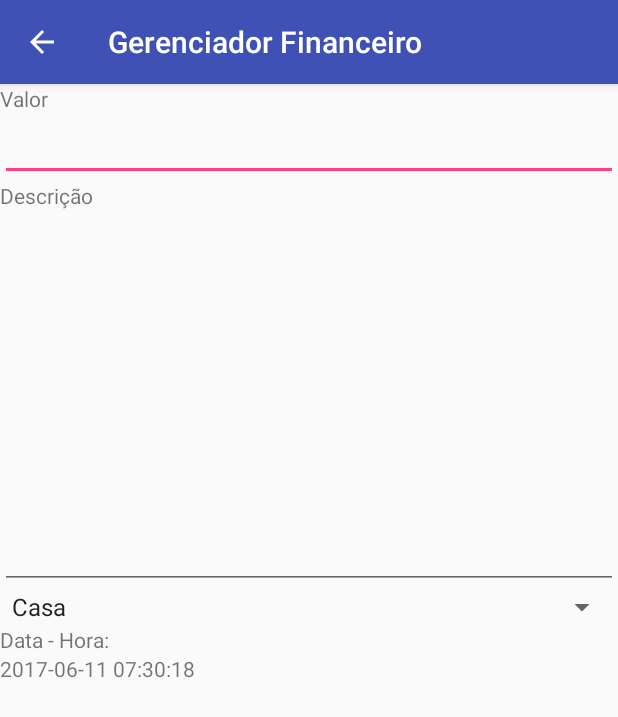
After one commit to ValdiJr/gerenciadorFinanceiro, an Android app: the AddEntryActivity screen opened directly, with no data from a screen before it, on a phone screen of 412 x 824 dp. The commit adds this screen. Shown: the top 717 px of the screen. Run offline under Robolectric (Android 15) with nearby library versions, the phone set to English and light mode, and no system bars.

Commit message:
Testa funções (write, selectAll) da Classe Utils, Cria tela AddEntry

```diff
--- /dev/null
+++ b/app/src/main/java/com/smartcase/vfnj_jbsn/gerenciadorfinanceiro/AddEntryActivity.java
@@ -0,0 +1,41 @@
+package com.smartcase.vfnj_jbsn.gerenciadorfinanceiro;
+
+import android.os.Build;
+import android.support.annotation.RequiresApi;
+import android.support.v7.app.ActionBar;
+import android.support.v7.app.AppCompatActivity;
+import android.os.Bundle;
+import android.widget.ArrayAdapter;
+import android.widget.Spinner;
+import android.widget.TextView;
+
+import com.smartcase.vfnj_jbsn.gerenciadorfinanceiro.data.ManagerDbUtils;
+
+import java.util.Date;
+
+public class AddEntryActivity extends AppCompatActivity {
+
+    @RequiresApi(api = Build.VERSION_CODES.N)
+    @Override
+    protected void onCreate(Bundle savedInstanceState) {
+        super.onCreate(savedInstanceState);
+        setContentView(R.layout.add_entry_activity);
+        // Get a support ActionBar corresponding to this toolbar
+        ActionBar ab = getSupportActionBar();
+
+        // Enable the Up button
+        ab.setDisplayHomeAsUpEnabled(true);
+
+        Spinner spinner = (Spinner) findViewById(R.id.spinnerCategory);
+// Create an ArrayAdapter using the string array and a default spinner layout
+        ArrayAdapter<CharSequence> adapter = ArrayAdapter.createFromResource(this,
+                R.array.planets_array, android.R.layout.simple_spinner_item);
+// Specify the layout to use when the list of choices appears
+        adapter.setDropDownViewResource(android.R.layout.simple_spinner_dropdown_item);
+// Apply the adapter to the spinner
+        spinner.setAdapter(adapter);
+
+        TextView dateView = (TextView)  findViewById(R.id.dateEntry);
+        dateView.setText(ManagerDbUtils.convertDate(new Date()));
+    }
+}
--- a/app/src/main/java/com/smartcase/vfnj_jbsn/gerenciadorfinanceiro/AddEntryFragment.java
+++ b/app/src/main/java/com/smartcase/vfnj_jbsn/gerenciadorfinanceiro/DayGraficActivity.java
@@ -19,9 +19,9 @@ import java.util.List;
 /**
  * A placeholder fragment containing a simple view.
  */
-public class AddEntryFragment extends Fragment {
+public class DayGraficActivity extends Fragment {
 
-    public AddEntryFragment() {
+    public DayGraficActivity() {
     }
 
     @Override
--- a/app/src/main/java/com/smartcase/vfnj_jbsn/gerenciadorfinanceiro/data/ManagerDbHelper.java
+++ b/app/src/main/java/com/smartcase/vfnj_jbsn/gerenciadorfinanceiro/data/ManagerDbHelper.java
@@ -14,7 +14,7 @@ public class ManagerDbHelper extends SQLiteOpenHelper {
     // If you change the database schema, you must increment the database version.
     private static final int DATABASE_VERSION = 1;
 
-    static final String DATABASE_NAME = "financeManager.db";
+    static final String DATABASE_NAME = "FinanceManager.db";
 
     public ManagerDbHelper(Context context) {
         super(context, DATABASE_NAME, null, DATABASE_VERSION);
@@ -25,10 +25,10 @@ public class ManagerDbHelper extends SQLiteOpenHelper {
         final String SQL_CREATE_FINANCE_ENTRY_TABLE = "CREATE TABLE " + FinanceEntry.TABLE_NAME + " (" +
 
                 FinanceEntry._ID + " INTEGER PRIMARY KEY AUTOINCREMENT," +
-                FinanceEntry.COLUMN_ENTRY_VALUE + " REAL NOT NULL " +
+                FinanceEntry.COLUMN_ENTRY_VALUE + " REAL NOT NULL, " +
                 FinanceEntry.COLUMN_ENTRY_DATA + " TEXT NOT NULL, " +
                 FinanceEntry.COLUMN_ENTRY_DESCRIPTION + " TEXT NOT NULL, " +
-                FinanceEntry.COLUMN_ENTRY_CATEGORY + " TEXT NOT NULL, " +
+                FinanceEntry.COLUMN_ENTRY_CATEGORY + " TEXT NOT NULL " +
                 ");";
         sqLiteDatabase.execSQL(SQL_CREATE_FINANCE_ENTRY_TABLE);
 //
--- /dev/null
+++ b/app/src/main/res/layout/add_entry_activity.xml
@@ -0,0 +1,59 @@
+
+<LinearLayout xmlns:android="http://schemas.android.com/apk/res/android"
+android:orientation="vertical"
+android:layout_width="match_parent"
+android:layout_height="match_parent"
+    android:weightSum="1">
+
+    <TextView
+        android:id="@+id/valueEntryTitle"
+        android:layout_width="match_parent"
+        android:layout_height="wrap_content"
+        android:ems="10"
+        android:inputType="textPersonName"
+        android:text="@string/valueTitle" />
+
+    <EditText
+        android:id="@+id/valueEntry"
+        android:layout_width="match_parent"
+        android:layout_height="wrap_content"
+        android:ems="10"
+        android:inputType="numberDecimal" />
+
+    <TextView
+        android:id="@+id/descriptionEntryTitle"
+        android:layout_width="match_parent"
+        android:layout_height="wrap_content"
+        android:ems="10"
+        android:inputType="textPersonName"
+        android:text="@string/descriptionTitle" />
+
+    <EditText
+        android:id="@+id/descriptionEntry"
+        android:layout_width="match_parent"
+        android:layout_height="wrap_content"
+        android:gravity="top"
+        android:ems="10"
+        android:inputType="textMultiLine"
+        android:layout_weight="0.36" />
+
+    <Spinner
+        android:id="@+id/spinnerCategory"
+        android:layout_width="match_parent"
+        android:layout_height="wrap_content" />
+
+    <TextView
+        android:id="@+id/dateEntryTitle"
+        android:layout_width="match_parent"
+        android:layout_height="wrap_content"
+        android:text="Data - Hora:"
+        />
+
+    <TextView
+        android:id="@+id/dateEntry"
+        android:layout_width="match_parent"
+        android:layout_height="wrap_content"
+        android:text="" />
+
+
+</LinearLayout>
--- a/app/src/main/res/layout/content_main.xml
+++ b/app/src/main/res/layout/content_main.xml
@@ -2,7 +2,7 @@
     xmlns:app="http://schemas.android.com/apk/res-auto"
     xmlns:tools="http://schemas.android.com/tools"
     android:id="@+id/fragment"
-    android:name="com.smartcase.vfnj_jbsn.gerenciadorfinanceiro.AddEntryFragment"
+    android:name="com.smartcase.vfnj_jbsn.gerenciadorfinanceiro.DayGraficActivity"
     android:layout_width="match_parent"
     android:layout_height="match_parent"
     app:layout_behavior="@string/appbar_scrolling_view_behavior"
--- a/app/src/main/res/layout/fragment_main.xml
+++ b/app/src/main/res/layout/fragment_main.xml
@@ -4,7 +4,7 @@
     xmlns:tools="http://schemas.android.com/tools"
     android:layout_width="match_parent"
     android:layout_height="match_parent"
-    tools:context="com.smartcase.vfnj_jbsn.gerenciadorfinanceiro.AddEntryFragment"
+    tools:context="com.smartcase.vfnj_jbsn.gerenciadorfinanceiro.DayGraficActivity"
     tools:showIn="@layout/activity_main">
 
     <com.github.mikephil.charting.charts.LineChart
--- a/app/src/main/res/values/strings.xml
+++ b/app/src/main/res/values/strings.xml
@@ -1,4 +1,14 @@
 <resources>
     <string name="app_name">Gerenciador Financeiro</string>
     <string name="action_settings">Settings</string>
+    <string name="descriptionTitle">Descrição</string>
+    <string name="valueTitle">Valor</string>
+        <string-array name="planets_array">
+            <item>Casa</item>
+            <item>Almoço</item>
+            <item>Lanche</item>
+            <item>Roupa</item>
+            <item>Acessórios</item>
+        </string-array>
+
 </resources>
--- a/app/src/main/res/values/styles.xml
+++ b/app/src/main/res/values/styles.xml
@@ -6,6 +6,7 @@
         <item name="colorPrimary">@color/colorPrimary</item>
         <item name="colorPrimaryDark">@color/colorPrimaryDark</item>
         <item name="colorAccent">@color/colorAccent</item>
+
     </style>
 
     <style name="AppTheme.NoActionBar">
```
Also changed, not shown: app/src/main/AndroidManifest.xml (+5 -2 lines), app/src/main/java/com/smartcase/vfnj_jbsn/gerenciadorfinanceiro/DayDetailActivity.java (deleted, +0 -19 lines), app/src/main/java/com/smartcase/vfnj_jbsn/gerenciadorfinanceiro/MainActivity.java (+6 -1 lines), app/src/main/java/com/smartcase/vfnj_jbsn/gerenciadorfinanceiro/data/ManagerDbUtils.java (+42 -8 lines), app/src/main/res/layout/activity_adicionar_despesa.xml (deleted, +0 -33 lines), 1 other file.
